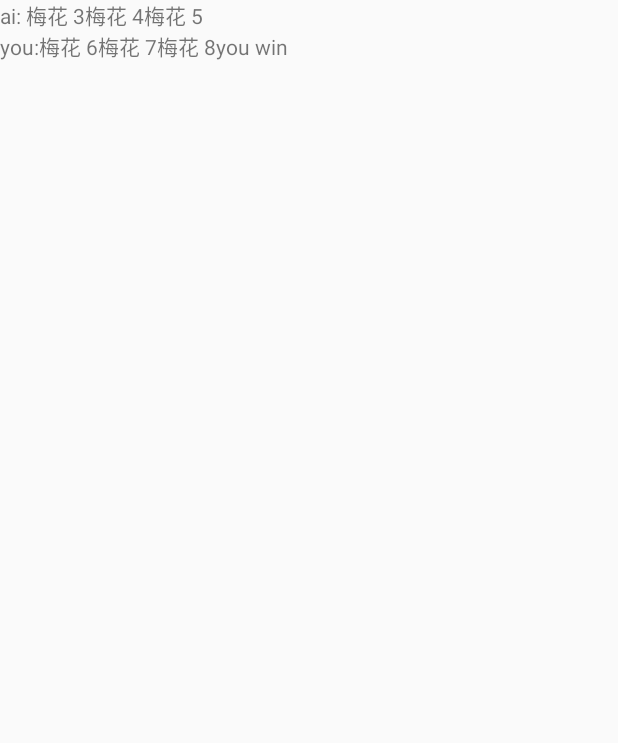
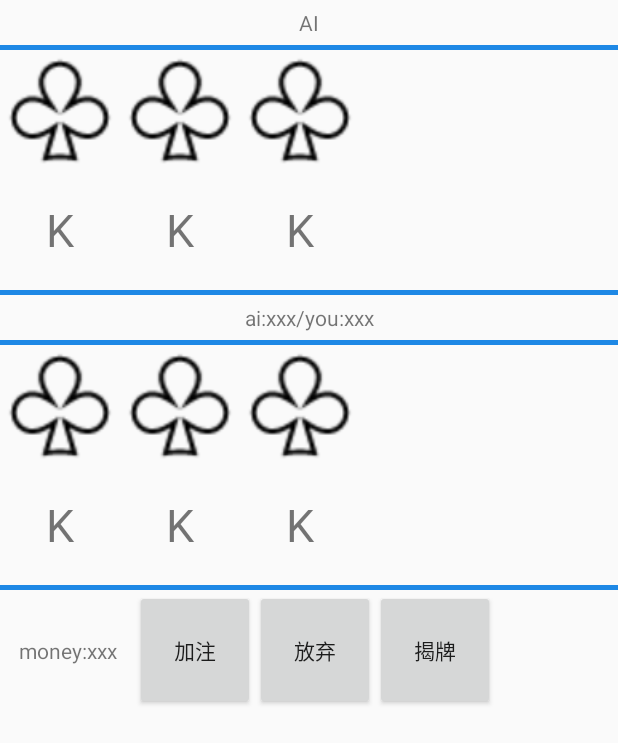
Before and after one commit to rainf0rest/fishing_card, an Android app: the GamblingTPActivity screen opened directly, with no data from a screen before it, on a phone screen of 412 x 824 dp. Shown: the top 743 px of the screen. Run offline under Robolectric (Android 15) with nearby library versions, the phone set to English and light mode, and no system bars.

Commit message:
add the game interface

```diff
--- a/app/src/main/java/com/example/rain/fishingcard/GamblingTPActivity.java
+++ b/app/src/main/java/com/example/rain/fishingcard/GamblingTPActivity.java
@@ -17,7 +17,7 @@ public class GamblingTPActivity extends Activity{
         super.onCreate(savedInstanceState);
         setContentView(R.layout.gambling_tp);
 
-        textView = (TextView) findViewById(R.id.gamblingTest);
+        /*textView = (TextView) findViewById(R.id.gamblingTest);
 
         GamblingTypeOne myGame = new GamblingTypeOne();
 
@@ -51,6 +51,7 @@ public class GamblingTPActivity extends Activity{
 
             }
         }
+        */
 
 
     }
--- a/app/src/main/res/layout/gambling_tp.xml
+++ b/app/src/main/res/layout/gambling_tp.xml
@@ -3,10 +3,170 @@
     android:orientation="vertical" android:layout_width="match_parent"
     android:layout_height="match_parent">
 
-<TextView
-    android:layout_width="match_parent"
-    android:layout_height="@dimen/half_screen"
-    android:id="@+id/gamblingTest"
-    android:text="test"/>
+    <TextView
+        android:layout_width="match_parent"
+        android:layout_height="@dimen/player_large"
+        android:id="@+id/gmPlayerAI"
+        android:text="AI"
+        android:gravity="center"/>
+
+    <View
+        android:layout_width="match_parent"
+        android:layout_height="@dimen/diver"
+        android:layout_alignParentBottom="true"
+        android:background="@color/separator_color" />
+
+    <LinearLayout
+        android:layout_width="match_parent"
+        android:layout_height="@dimen/half_card"
+        android:orientation="horizontal">
+
+        <ImageView
+            android:layout_width="@dimen/half_card"
+            android:layout_height="@dimen/half_card"
+            android:src="@drawable/meihua"
+            android:id="@+id/gaAICardAColor"/>
+        <ImageView
+            android:layout_width="@dimen/half_card"
+            android:layout_height="@dimen/half_card"
+            android:src="@drawable/meihua"
+            android:id="@+id/gaAICardBColor"/>
+        <ImageView
+            android:layout_width="@dimen/half_card"
+            android:layout_height="@dimen/half_card"
+            android:src="@drawable/meihua"
+            android:id="@+id/gaAICardCColor"/>
+    </LinearLayout>
+
+    <LinearLayout
+        android:layout_width="match_parent"
+        android:layout_height="@dimen/half_card"
+        android:orientation="horizontal">
+        <TextView
+            android:layout_width="@dimen/half_card"
+            android:layout_height="@dimen/half_card"
+            android:text="K"
+            android:id="@+id/gaAICardAPoint"
+            android:gravity="center"
+            android:textSize="@dimen/player_large"/>
+        <TextView
+            android:layout_width="@dimen/half_card"
+            android:layout_height="@dimen/half_card"
+            android:text="K"
+            android:id="@+id/gaAICardBPoint"
+            android:gravity="center"
+            android:textSize="@dimen/player_large"/>
+        <TextView
+            android:layout_width="@dimen/half_card"
+            android:layout_height="@dimen/half_card"
+            android:text="K"
+            android:id="@+id/gaAICardCPoint"
+            android:gravity="center"
+            android:textSize="@dimen/player_large"/>
+        </LinearLayout>
+
+    <View
+        android:layout_width="match_parent"
+        android:layout_height="@dimen/diver"
+        android:layout_alignParentBottom="true"
+        android:background="@color/separator_color" />
+
+    <TextView
+        android:layout_width="match_parent"
+        android:layout_height="@dimen/player_large"
+        android:text="ai:xxx/you:xxx"
+        android:gravity="center"/>
+
+    <View
+        android:layout_width="match_parent"
+        android:layout_height="@dimen/diver"
+        android:layout_alignParentBottom="true"
+        android:background="@color/separator_color" />
+
+    <LinearLayout
+        android:layout_width="match_parent"
+        android:layout_height="@dimen/half_card"
+        android:orientation="horizontal">
+
+        <ImageView
+            android:layout_width="@dimen/half_card"
+            android:layout_height="@dimen/half_card"
+            android:src="@drawable/meihua"
+            android:id="@+id/gaPlayerCardAColor"/>
+        <ImageView
+            android:layout_width="@dimen/half_card"
+            android:layout_height="@dimen/half_card"
+            android:src="@drawable/meihua"
+            android:id="@+id/gaPlayerCardBColor"/>
+        <ImageView
+            android:layout_width="@dimen/half_card"
+            android:layout_height="@dimen/half_card"
+            android:src="@drawable/meihua"
+            android:id="@+id/gaPlayerCardCColor"/>
+    </LinearLayout>
+
+    <LinearLayout
+        android:layout_width="match_parent"
+        android:layout_height="@dimen/half_card"
+        android:orientation="horizontal">
+        <TextView
+            android:layout_width="@dimen/half_card"
+            android:layout_height="@dimen/half_card"
+            android:text="K"
+            android:id="@+id/gaPlayerCardAPoint"
+            android:gravity="center"
+            android:textSize="@dimen/player_large"/>
+        <TextView
+            android:layout_width="@dimen/half_card"
+            android:layout_height="@dimen/half_card"
+            android:text="K"
+            android:id="@+id/gaPlayerCardBPoint"
+            android:gravity="center"
+            android:textSize="@dimen/player_large"/>
+        <TextView
+            android:layout_width="@dimen/half_card"
+            android:layout_height="@dimen/half_card"
+            android:text="K"
+            android:id="@+id/gaPlayerCardCPoint"
+            android:gravity="center"
+            android:textSize="@dimen/player_large"/>
+    </LinearLayout>
+
+    <View
+        android:layout_width="match_parent"
+        android:layout_height="@dimen/diver"
+        android:layout_alignParentBottom="true"
+        android:background="@color/separator_color" />
+
+    <LinearLayout
+        android:layout_width="match_parent"
+        android:layout_height="@dimen/half_card"
+        android:orientation="horizontal">
+
+        <TextView
+            android:layout_width="@dimen/quarter_screen"
+            android:layout_height="@dimen/half_card"
+            android:text="money:xxx"
+            android:gravity="center"/>
+
+        <Button
+            android:layout_width="@dimen/card"
+            android:layout_height="@dimen/half_card"
+            android:text="加注"
+            android:gravity="center"/>
+
+        <Button
+            android:layout_width="@dimen/card"
+            android:layout_height="@dimen/half_card"
+            android:text="放弃"
+            android:gravity="center"/>
+
+        <Button
+            android:layout_width="@dimen/card"
+            android:layout_height="@dimen/half_card"
+            android:text="揭牌"
+            android:gravity="center"/>
+
+        </LinearLayout>
 
 </LinearLayout>
--- /dev/null
+++ b/app/src/main/res/layout/poker_card.xml
@@ -0,0 +1,19 @@
+<?xml version="1.0" encoding="utf-8"?>
+<LinearLayout xmlns:android="http://schemas.android.com/apk/res/android"
+    android:orientation="vertical"
+    android:layout_width="@dimen/card"
+    android:layout_height="@dimen/card">
+
+    <ImageView
+        android:layout_width="@dimen/half_card"
+        android:layout_height="@dimen/half_card"
+        />
+    <TextView
+        android:layout_width="@dimen/half_card"
+        android:layout_height="@dimen/half_card" />
+
+
+
+
+
+</LinearLayout>
--- a/app/src/main/res/values/colors.xml
+++ b/app/src/main/res/values/colors.xml
@@ -149,4 +149,5 @@
     <color name="darkblue">#00008b</color> <!-- 暗蓝色 -->
     <color name="navy">#000080</color> <!-- 海军色 -->
     <color name="black">#000000</color> <!-- 黑色 -->
+    <color name="separator_color">#1E88E5</color>
 </resources>
--- a/app/src/main/res/values/dimens.xml
+++ b/app/src/main/res/values/dimens.xml
@@ -5,4 +5,9 @@
     <dimen name="half_screen">180dp</dimen>
     <dimen name="quarter_screen">90dp</dimen>
     <dimen name="all_screen">360dp</dimen>
+    <dimen name="card">80dp</dimen>
+    <dimen name="half_card">80dp</dimen>
+    <dimen name="player_large">30dp</dimen>
+    <dimen name="diver">3dp</dimen>
+
 </resources>
```
